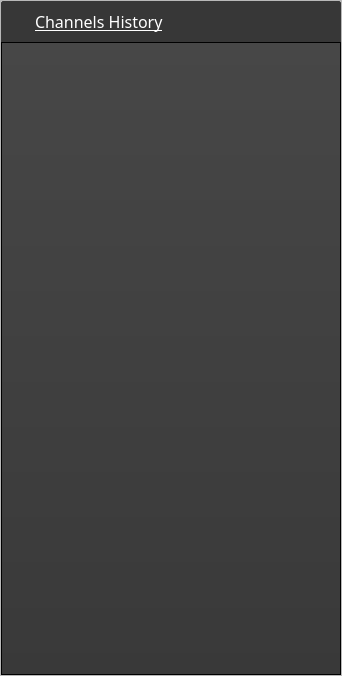
First picture: the form in widget/db_history_channel/db_history_channel_ui.ui, repository T4M1Z/GUI-PyQT5-Youtub3r_Scrap3r, before the edit.
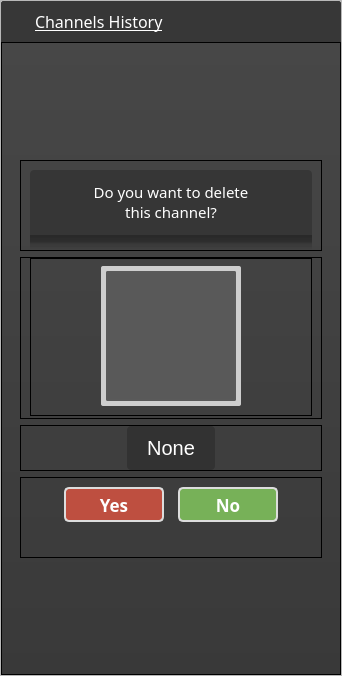
Second picture: the form after the edit. Icons and pictures are not drawn.

```diff
--- a/widget/db_history_channel/db_history_channel_ui.ui
+++ b/widget/db_history_channel/db_history_channel_ui.ui
@@ -228,7 +228,7 @@
          <string notr="true">background-color: rgb(74, 74, 74);</string>
         </property>
         <property name="currentIndex">
-         <number>0</number>
+         <number>2</number>
         </property>
         <widget class="QWidget" name="page_1">
          <property name="styleSheet">
@@ -677,6 +677,517 @@
           </item>
          </layout>
         </widget>
+        <widget class="QWidget" name="page_3">
+         <property name="styleSheet">
+          <string notr="true">QWidget #page_3{
+background-color: qlineargradient(spread:pad, x1:0.512, y1:1, x2:0.511182, y2:0, stop:0 rgba(57, 57, 57, 255), stop:1 rgba(97, 97, 97, 255));
+}</string>
+         </property>
+         <layout class="QVBoxLayout" name="verticalLayout_7">
+          <property name="leftMargin">
+           <number>0</number>
+          </property>
+          <property name="topMargin">
+           <number>0</number>
+          </property>
+          <property name="rightMargin">
+           <number>0</number>
+          </property>
+          <property name="bottomMargin">
+           <number>0</number>
+          </property>
+          <item>
+           <widget class="QFrame" name="frame_2">
+            <property name="styleSheet">
+             <string notr="true">QFrame #frame_2{
+	background-color: qlineargradient(spread:pad, x1:0.512, y1:1, x2:0.511182, y2:0, stop:0 rgba(57, 57, 57, 255), stop:1 rgba(71, 71, 71, 255));
+}</string>
+            </property>
+            <property name="frameShape">
+             <enum>QFrame::StyledPanel</enum>
+            </property>
+            <property name="frameShadow">
+             <enum>QFrame::Raised</enum>
+            </property>
+            <layout class="QVBoxLayout" name="verticalLayout_5">
+             <property name="leftMargin">
+              <number>18</number>
+             </property>
+             <property name="topMargin">
+              <number>9</number>
+             </property>
+             <property name="rightMargin">
+              <number>18</number>
+             </property>
+             <item>
+              <spacer name="verticalSpacer_4">
+               <property name="orientation">
+                <enum>Qt::Vertical</enum>
+               </property>
+               <property name="sizeHint" stdset="0">
+                <size>
+                 <width>20</width>
+                 <height>40</height>
+                </size>
+               </property>
+              </spacer>
+             </item>
+             <item>
+              <widget class="QFrame" name="frame_8">
+               <property name="styleSheet">
+                <string notr="true">background-color: qlineargradient(spread:pad, x1:0, y1:0.0116818, x2:1, y2:1, stop:1 rgba(0, 0, 0, 0));</string>
+               </property>
+               <property name="frameShape">
+                <enum>QFrame::StyledPanel</enum>
+               </property>
+               <property name="frameShadow">
+                <enum>QFrame::Raised</enum>
+               </property>
+               <layout class="QVBoxLayout" name="verticalLayout_8">
+                <property name="topMargin">
+                 <number>9</number>
+                </property>
+                <property name="bottomMargin">
+                 <number>0</number>
+                </property>
+                <item>
+                 <widget class="QFrame" name="frame_menu_exit_2">
+                  <property name="sizePolicy">
+                   <sizepolicy hsizetype="Preferred" vsizetype="Maximum">
+                    <horstretch>0</horstretch>
+                    <verstretch>0</verstretch>
+                   </sizepolicy>
+                  </property>
+                  <property name="minimumSize">
+                   <size>
+                    <width>0</width>
+                    <height>80</height>
+                   </size>
+                  </property>
+                  <property name="font">
+                   <font>
+                    <pointsize>9</pointsize>
+                   </font>
+                  </property>
+                  <property name="styleSheet">
+                   <string notr="true">QFrame #frame_menu_exit_2{
+background-color: rgb(54, 54, 54);
+border-radius:4px;
+border-bottom-left-radius:0px;
+border-bottom-right-radius:0px;
+border-bottom: 15px solid black;
+border-bottom-color: qlineargradient(x1:0, y1:0, x2:0, y2:1, stop: 0 rgb(40,40,40), stop: 1 rgba(0, 0, 0,0));
+
+}</string>
+                  </property>
+                  <property name="frameShape">
+                   <enum>QFrame::StyledPanel</enum>
+                  </property>
+                  <property name="frameShadow">
+                   <enum>QFrame::Raised</enum>
+                  </property>
+                  <layout class="QVBoxLayout" name="verticalLayout_6" stretch="0">
+                   <property name="spacing">
+                    <number>0</number>
+                   </property>
+                   <property name="leftMargin">
+                    <number>14</number>
+                   </property>
+                   <property name="topMargin">
+                    <number>0</number>
+                   </property>
+                   <property name="rightMargin">
+                    <number>14</number>
+                   </property>
+                   <property name="bottomMargin">
+                    <number>0</number>
+                   </property>
+                   <item>
+                    <widget class="QLabel" name="label_5">
+                     <property name="sizePolicy">
+                      <sizepolicy hsizetype="Preferred" vsizetype="Maximum">
+                       <horstretch>0</horstretch>
+                       <verstretch>0</verstretch>
+                      </sizepolicy>
+                     </property>
+                     <property name="font">
+                      <font>
+                       <family>Segoe UI Semibold</family>
+                       <pointsize>11</pointsize>
+                      </font>
+                     </property>
+                     <property name="styleSheet">
+                      <string notr="true">color: rgb(255, 255, 255);
+background-color: qlineargradient(spread:pad, x1:0, y1:0.0116818, x2:1, y2:1, stop:1 rgba(0, 0, 0, 0));</string>
+                     </property>
+                     <property name="text">
+                      <string>Do you want to delete 
+this channel?</string>
+                     </property>
+                     <property name="alignment">
+                      <set>Qt::AlignCenter</set>
+                     </property>
+                    </widget>
+                   </item>
+                  </layout>
+                 </widget>
+                </item>
+               </layout>
+              </widget>
+             </item>
+             <item>
+              <widget class="QFrame" name="frame_5">
+               <property name="styleSheet">
+                <string notr="true">background-color: qlineargradient(spread:pad, x1:0, y1:0.0116818, x2:1, y2:1, stop:1 rgba(0, 0, 0, 0));</string>
+               </property>
+               <property name="frameShape">
+                <enum>QFrame::StyledPanel</enum>
+               </property>
+               <property name="frameShadow">
+                <enum>QFrame::Raised</enum>
+               </property>
+               <layout class="QHBoxLayout" name="horizontalLayout_5">
+                <property name="topMargin">
+                 <number>0</number>
+                </property>
+                <property name="bottomMargin">
+                 <number>2</number>
+                </property>
+                <item>
+                 <widget class="QFrame" name="frame_32">
+                  <property name="styleSheet">
+                   <string notr="true">background-color: qlineargradient(spread:reflect, x1:0, y1:0, x2:1, y2:1, stop:0 rgba(53, 59, 69, 0), stop:1 rgba(91, 99, 115, 0));</string>
+                  </property>
+                  <property name="frameShape">
+                   <enum>QFrame::StyledPanel</enum>
+                  </property>
+                  <property name="frameShadow">
+                   <enum>QFrame::Raised</enum>
+                  </property>
+                  <layout class="QHBoxLayout" name="horizontalLayout_25">
+                   <property name="leftMargin">
+                    <number>9</number>
+                   </property>
+                   <property name="topMargin">
+                    <number>7</number>
+                   </property>
+                   <property name="rightMargin">
+                    <number>9</number>
+                   </property>
+                   <item>
+                    <widget class="QFrame" name="frame_33">
+                     <property name="minimumSize">
+                      <size>
+                       <width>140</width>
+                       <height>140</height>
+                      </size>
+                     </property>
+                     <property name="maximumSize">
+                      <size>
+                       <width>140</width>
+                       <height>140</height>
+                      </size>
+                     </property>
+                     <property name="styleSheet">
+                      <string notr="true">background-color: rgb(206, 206, 206);
+border-radius:2px;</string>
+                     </property>
+                     <property name="frameShape">
+                      <enum>QFrame::StyledPanel</enum>
+                     </property>
+                     <property name="frameShadow">
+                      <enum>QFrame::Raised</enum>
+                     </property>
+                     <layout class="QHBoxLayout" name="horizontalLayout_27">
+                      <property name="spacing">
+                       <number>6</number>
+                      </property>
+                      <property name="leftMargin">
+                       <number>5</number>
+                      </property>
+                      <property name="topMargin">
+                       <number>5</number>
+                      </property>
+                      <property name="rightMargin">
+                       <number>5</number>
+                      </property>
+                      <property name="bottomMargin">
+                       <number>5</number>
+                      </property>
+                      <item>
+                       <widget class="QLabel" name="photo_remove_label">
+                        <property name="styleSheet">
+                         <string notr="true">    QLabel{
+        border:2px solid rgb(90, 90, 90);
+        background-color: rgb(89, 89, 89);
+        border-image: url(:/channel/icons/channel/profile.jpg);
+    }</string>
+                        </property>
+                        <property name="text">
+                         <string/>
+                        </property>
+                       </widget>
+                      </item>
+                     </layout>
+                    </widget>
+                   </item>
+                  </layout>
+                 </widget>
+                </item>
+               </layout>
+              </widget>
+             </item>
+             <item>
+              <widget class="QFrame" name="frame_7">
+               <property name="styleSheet">
+                <string notr="true">background-color: qlineargradient(spread:pad, x1:0, y1:0.0116818, x2:1, y2:1, stop:1 rgba(0, 0, 0, 0));</string>
+               </property>
+               <property name="frameShape">
+                <enum>QFrame::StyledPanel</enum>
+               </property>
+               <property name="frameShadow">
+                <enum>QFrame::Raised</enum>
+               </property>
+               <layout class="QHBoxLayout" name="horizontalLayout_7">
+                <property name="topMargin">
+                 <number>0</number>
+                </property>
+                <property name="bottomMargin">
+                 <number>0</number>
+                </property>
+                <item>
+                 <widget class="QFrame" name="frame_6">
+                  <property name="sizePolicy">
+                   <sizepolicy hsizetype="Maximum" vsizetype="Preferred">
+                    <horstretch>0</horstretch>
+                    <verstretch>0</verstretch>
+                   </sizepolicy>
+                  </property>
+                  <property name="minimumSize">
+                   <size>
+                    <width>0</width>
+                    <height>0</height>
+                   </size>
+                  </property>
+                  <property name="styleSheet">
+                   <string notr="true">background-color: rgb(50, 50, 50);
+border-radius:4px;</string>
+                  </property>
+                  <property name="frameShape">
+                   <enum>QFrame::StyledPanel</enum>
+                  </property>
+                  <property name="frameShadow">
+                   <enum>QFrame::Raised</enum>
+                  </property>
+                  <layout class="QHBoxLayout" name="horizontalLayout_6">
+                   <property name="leftMargin">
+                    <number>20</number>
+                   </property>
+                   <property name="topMargin">
+                    <number>10</number>
+                   </property>
+                   <property name="rightMargin">
+                    <number>20</number>
+                   </property>
+                   <property name="bottomMargin">
+                    <number>10</number>
+                   </property>
+                   <item>
+                    <widget class="QLabel" name="username_remove_label">
+                     <property name="sizePolicy">
+                      <sizepolicy hsizetype="Fixed" vsizetype="Preferred">
+                       <horstretch>0</horstretch>
+                       <verstretch>0</verstretch>
+                      </sizepolicy>
+                     </property>
+                     <property name="minimumSize">
+                      <size>
+                       <width>0</width>
+                       <height>0</height>
+                      </size>
+                     </property>
+                     <property name="font">
+                      <font>
+                       <pointsize>15</pointsize>
+                      </font>
+                     </property>
+                     <property name="styleSheet">
+                      <string notr="true">color: rgb(255, 255, 255);
+</string>
+                     </property>
+                     <property name="text">
+                      <string>None</string>
+                     </property>
+                     <property name="alignment">
+                      <set>Qt::AlignCenter</set>
+                     </property>
+                    </widget>
+                   </item>
+                  </layout>
+                 </widget>
+                </item>
+               </layout>
+              </widget>
+             </item>
+             <item>
+              <widget class="QFrame" name="frame_4">
+               <property name="styleSheet">
+                <string notr="true">background-color: qlineargradient(spread:pad, x1:0, y1:0.0116818, x2:1, y2:1, stop:1 rgba(0, 0, 0, 0));</string>
+               </property>
+               <property name="frameShape">
+                <enum>QFrame::StyledPanel</enum>
+               </property>
+               <property name="frameShadow">
+                <enum>QFrame::Raised</enum>
+               </property>
+               <layout class="QHBoxLayout" name="horizontalLayout_4">
+                <property name="spacing">
+                 <number>14</number>
+                </property>
+                <property name="bottomMargin">
+                 <number>35</number>
+                </property>
+                <item>
+                 <spacer name="horizontalSpacer_3">
+                  <property name="orientation">
+                   <enum>Qt::Horizontal</enum>
+                  </property>
+                  <property name="sizeHint" stdset="0">
+                   <size>
+                    <width>40</width>
+                    <height>20</height>
+                   </size>
+                  </property>
+                 </spacer>
+                </item>
+                <item>
+                 <widget class="QPushButton" name="remove_yes_btn">
+                  <property name="minimumSize">
+                   <size>
+                    <width>100</width>
+                    <height>35</height>
+                   </size>
+                  </property>
+                  <property name="maximumSize">
+                   <size>
+                    <width>16777215</width>
+                    <height>35</height>
+                   </size>
+                  </property>
+                  <property name="font">
+                   <font>
+                    <family>Segoe UI Semibold</family>
+                    <pointsize>13</pointsize>
+                    <weight>75</weight>
+                    <bold>true</bold>
+                   </font>
+                  </property>
+                  <property name="cursor">
+                   <cursorShape>PointingHandCursor</cursorShape>
+                  </property>
+                  <property name="styleSheet">
+                   <string notr="true">QPushButton{
+background-color: rgb(190, 79, 64);
+color: #ffffff;
+border-radius: 5px;
+border: 2px solid rgb(221, 221, 221);
+}
+
+QPushButton::hover{
+background-color: rgb(210, 79, 64);
+}
+
+
+QPushButton::pressed{
+background-color: rgb(190, 79, 64);
+}
+</string>
+                  </property>
+                  <property name="text">
+                   <string>Yes</string>
+                  </property>
+                 </widget>
+                </item>
+                <item>
+                 <widget class="QPushButton" name="remove_no_btn">
+                  <property name="minimumSize">
+                   <size>
+                    <width>100</width>
+                    <height>35</height>
+                   </size>
+                  </property>
+                  <property name="maximumSize">
+                   <size>
+                    <width>16777215</width>
+                    <height>35</height>
+                   </size>
+                  </property>
+                  <property name="font">
+                   <font>
+                    <family>Segoe UI Semibold</family>
+                    <pointsize>13</pointsize>
+                    <weight>75</weight>
+                    <bold>true</bold>
+                   </font>
+                  </property>
+                  <property name="cursor">
+                   <cursorShape>PointingHandCursor</cursorShape>
+                  </property>
+                  <property name="styleSheet">
+                   <string notr="true">QPushButton{
+	background-color: rgb(119, 177, 88);
+color: #ffffff;
+border-radius: 5px;
+border: 2px solid rgb(221, 221, 221);
+}
+
+QPushButton::hover{
+	background-color: rgb(119, 200, 88);
+}
+
+QPushButton::pressed{
+	background-color: rgb(119, 190, 88);
+}</string>
+                  </property>
+                  <property name="text">
+                   <string>No</string>
+                  </property>
+                 </widget>
+                </item>
+                <item>
+                 <spacer name="horizontalSpacer_4">
+                  <property name="orientation">
+                   <enum>Qt::Horizontal</enum>
+                  </property>
+                  <property name="sizeHint" stdset="0">
+                   <size>
+                    <width>40</width>
+                    <height>20</height>
+                   </size>
+                  </property>
+                 </spacer>
+                </item>
+               </layout>
+              </widget>
+             </item>
+             <item>
+              <spacer name="verticalSpacer_5">
+               <property name="orientation">
+                <enum>Qt::Vertical</enum>
+               </property>
+               <property name="sizeHint" stdset="0">
+                <size>
+                 <width>20</width>
+                 <height>40</height>
+                </size>
+               </property>
+              </spacer>
+             </item>
+            </layout>
+           </widget>
+          </item>
+         </layout>
+        </widget>
        </widget>
       </item>
      </layout>
```
